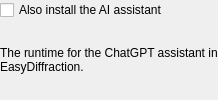
enhantica/edi, file tools/installer/AssistantForm.ui: the form before one commit.
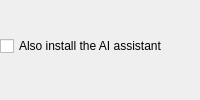
The form after the commit.

Commit message: Name the installer Installer, tick the assistant and refine its pages

Patch:
```diff
--- a/tools/installer/AssistantForm.ui
+++ b/tools/installer/AssistantForm.ui
@@ -34,16 +34,6 @@
      </property>
     </widget>
    </item>
-   <item>
-    <widget class="QLabel" name="AssistantDescription">
-     <property name="wordWrap">
-      <bool>true</bool>
-     </property>
-     <property name="text">
-      <string>The runtime for the ChatGPT assistant in EasyDiffraction.</string>
-     </property>
-    </widget>
-   </item>
    <item>
     <spacer name="AssistantSpacer">
      <property name="orientation">
```
The commit also changes 11 other files.
